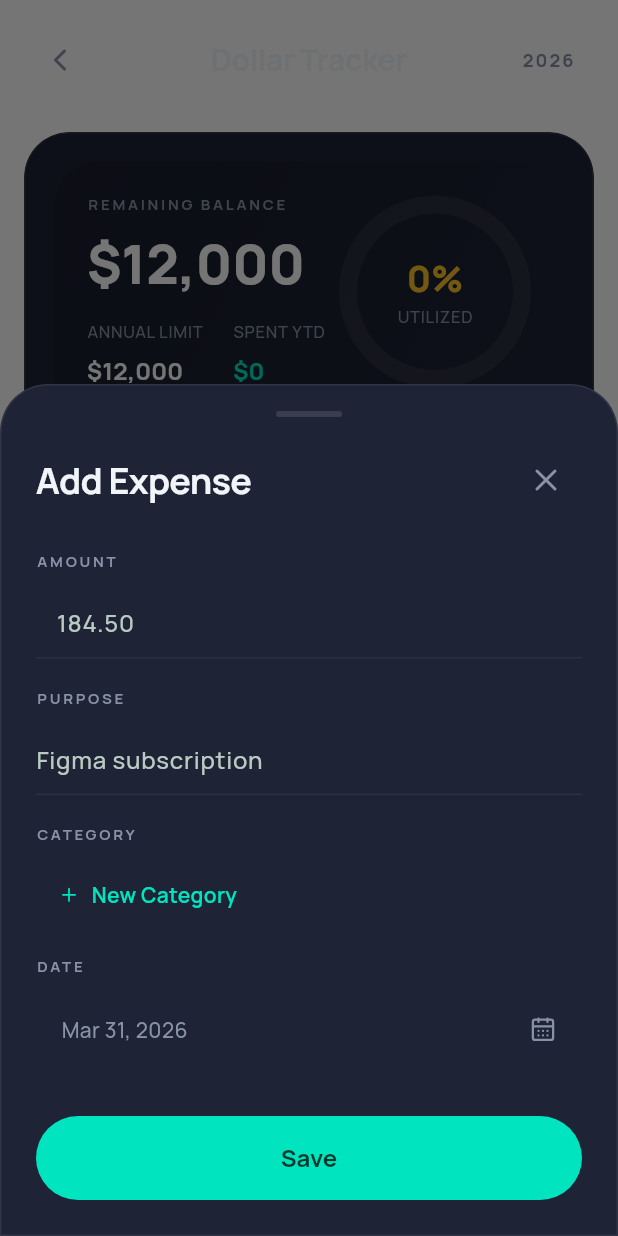
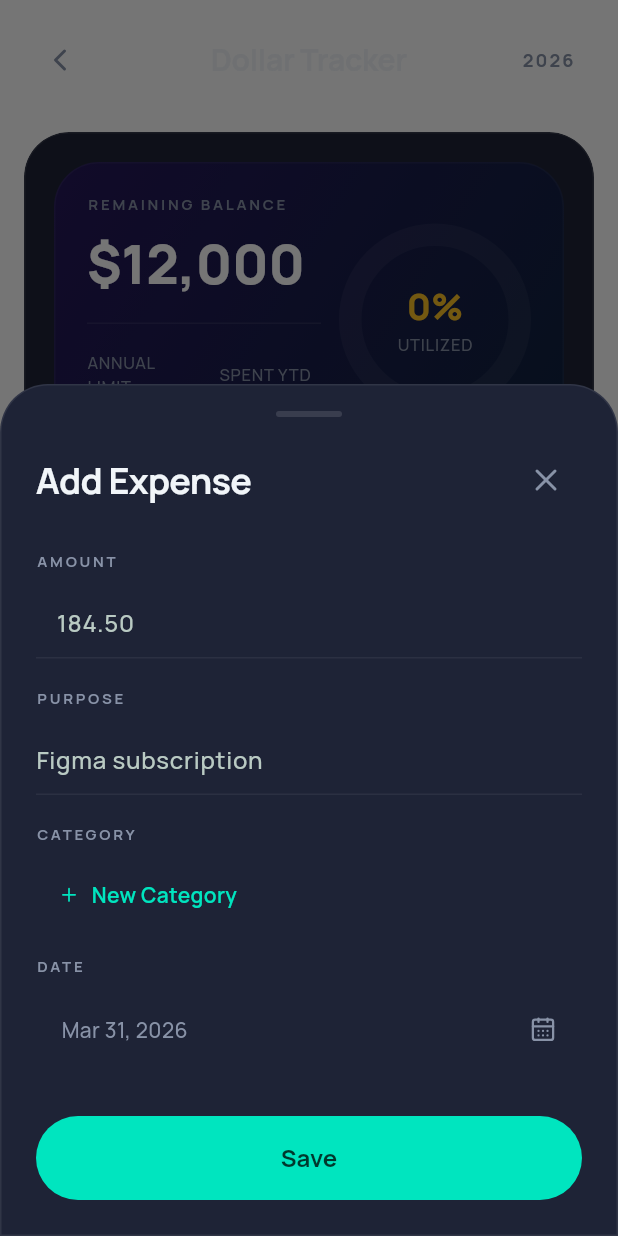
Before and after one commit to Abrar118/spendsplit, a Flutter app: the DollarTrackerScreen screen opened by its route, after a tap on "+ ADD EXPENSE", on a phone screen of 412 x 824 dp. Run offline on Flutter 3.47's test engine with Material 3 defaults, Android fonts, the phone set to English and light mode, and no system bars; drawn by our look-alikes of flutter_animate; our stand-ins replace drift, fl_chart, flutter_riverpod, flutter_slidable, go_router, google_fonts and 4 more; accounts and stored records are empty; generated files the repository leaves out were written again.

Commit message:
fix: UI polish — card gradients, nav icons, dollar header, monthly layout
- Income/expense/savings card gradients updated to match HTML reference
  (darker, richer tones)
- Bottom nav bar icons restored to LucideIcons
- Dollar header card gradient updated to purple-navy tones with glow
  ring and divider line
- Monthly screen layout refinements

Co-Authored-By: Claude Opus 4.6 (1M context) <noreply@anthropic.com>

```diff
--- a/lib/core/theme/app_colors.dart
+++ b/lib/core/theme/app_colors.dart
@@ -51,18 +51,18 @@ abstract final class AppColors {
   static const incomeCardGradient = LinearGradient(
     begin: Alignment.topLeft,
     end: Alignment.bottomRight,
-    colors: [Color(0xFF059669), Color(0xFF047857)],
+    colors: [Color(0xFF00332E), Color(0xFF004D40)],
   );
 
   static const expenseCardGradient = LinearGradient(
     begin: Alignment.topLeft,
     end: Alignment.bottomRight,
-    colors: [Color(0xFFDC2626), Color(0xFFEF4444)],
+    colors: [Color(0xFF801B00), Color(0xFFFF4D4D)],
   );
 
   static const savingsCardGradient = LinearGradient(
     begin: Alignment.topLeft,
     end: Alignment.bottomRight,
-    colors: [Color(0xFF7C3AED), Color(0xFF6D28D9)],
+    colors: [Color(0xFF2D1A4D), Color(0xFF4527A0)],
   );
 }
--- a/lib/features/dollar_tracker/widgets/dollar_header_card.dart
+++ b/lib/features/dollar_tracker/widgets/dollar_header_card.dart
@@ -28,12 +28,10 @@ class DollarHeaderCard extends StatelessWidget {
           gradient: LinearGradient(
             begin: Alignment.topLeft,
             end: Alignment.bottomRight,
-            colors: [
-              AppColors.surface,
-              AppColors.surfaceLight.withValues(alpha: 0.94),
-            ],
+            colors: [const Color(0xFF25175A), const Color(0xFF0E223E)],
           ),
           borderRadius: BorderRadius.circular(30),
+          border: Border.all(color: Colors.white.withValues(alpha: 0.05)),
         ),
         child: Padding(
           padding: const EdgeInsets.all(22),
@@ -61,10 +59,16 @@ class DollarHeaderCard extends StatelessWidget {
                         fontWeight: FontWeight.w800,
                       ),
                     ),
-                    const SizedBox(height: 16),
+                    const SizedBox(height: 18),
+                    Container(
+                      height: 1,
+                      color: Colors.white.withValues(alpha: 0.08),
+                    ),
+                    const SizedBox(height: 18),
                     Row(
                       children: [
-                        _MetricColumn(
+                        Expanded(
+                          child: _MetricColumn(
                             label: 'ANNUAL LIMIT',
                             value: formatUsdAmount(
                               summary.annualLimit,
@@ -72,14 +76,17 @@ class DollarHeaderCard extends StatelessWidget {
                             ),
                             color: Colors.white,
                           ),
+                        ),
                         const SizedBox(width: 20),
-                        _MetricColumn(
+                        Expanded(
+                          child: _MetricColumn(
                             label: 'SPENT YTD',
                             value: formatUsdAmount(
                               summary.spentYtd,
                               fractionDigits: 0,
                             ),
                             color: AppColors.teal,
+                          ),
                         ),
                       ],
                     ),
@@ -156,6 +163,8 @@ class _MetricColumn extends StatelessWidget {
         const SizedBox(height: 6),
         Text(
           value,
+          maxLines: 1,
+          overflow: TextOverflow.ellipsis,
           style: theme.textTheme.titleMedium?.copyWith(
             color: color,
             fontWeight: FontWeight.w700,
@@ -173,7 +182,7 @@ class _UtilizationRingPainter extends CustomPainter {
 
   @override
   void paint(Canvas canvas, Size size) {
-    const strokeWidth = 12.0;
+    const strokeWidth = 15.0;
     final radius = (size.width - strokeWidth) / 2;
     final center = size.center(Offset.zero);
 
@@ -181,7 +190,7 @@ class _UtilizationRingPainter extends CustomPainter {
       ..style = PaintingStyle.stroke
       ..strokeWidth = strokeWidth
       ..strokeCap = StrokeCap.round
-      ..color = Colors.white.withValues(alpha: 0.06);
+      ..color = Colors.white.withValues(alpha: 0.05);
     canvas.drawCircle(center, radius, trackPaint);
 
     if (progress <= 0) {
@@ -189,11 +198,25 @@ class _UtilizationRingPainter extends CustomPainter {
     }
 
     final rect = Rect.fromCircle(center: center, radius: radius);
+    final glowPaint = Paint()
+      ..style = PaintingStyle.stroke
+      ..strokeWidth = strokeWidth + 8
+      ..strokeCap = StrokeCap.round
+      ..color = AppColors.amber.withValues(alpha: 0.18)
+      ..maskFilter = const MaskFilter.blur(BlurStyle.normal, 14);
+    canvas.drawArc(
+      rect,
+      -math.pi / 2,
+      (math.pi * 2) * progress,
+      false,
+      glowPaint,
+    );
+
     final progressPaint = Paint()
       ..shader = const SweepGradient(
         startAngle: -math.pi / 2,
         endAngle: (math.pi * 2) - (math.pi / 2),
-        colors: [AppColors.amber, Color(0xFFFFE082)],
+        colors: [Color(0xFFFFC72C), Color(0xFFFFD54F)],
       ).createShader(rect)
       ..style = PaintingStyle.stroke
       ..strokeWidth = strokeWidth
```
Also changed, not shown: lib/core/widgets/bottom_nav_bar.dart (+10 -5 lines), lib/features/monthly/screens/monthly_screen.dart (+165 -68 lines). Lines whose indentation alone changed are shown as unchanged.
